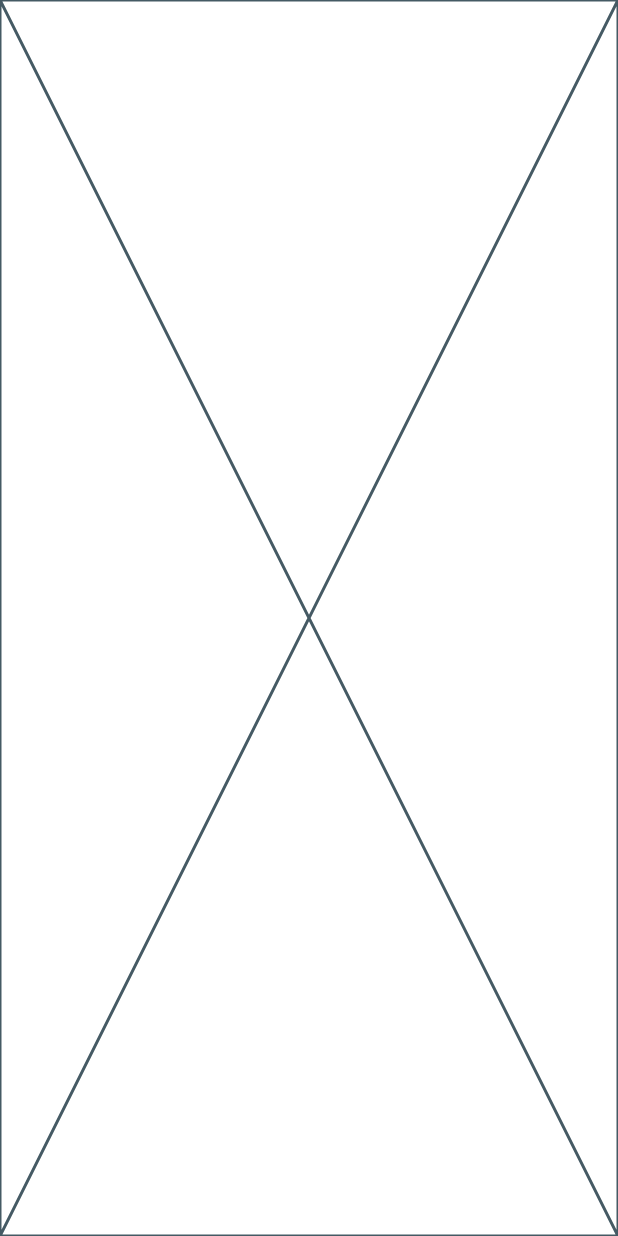
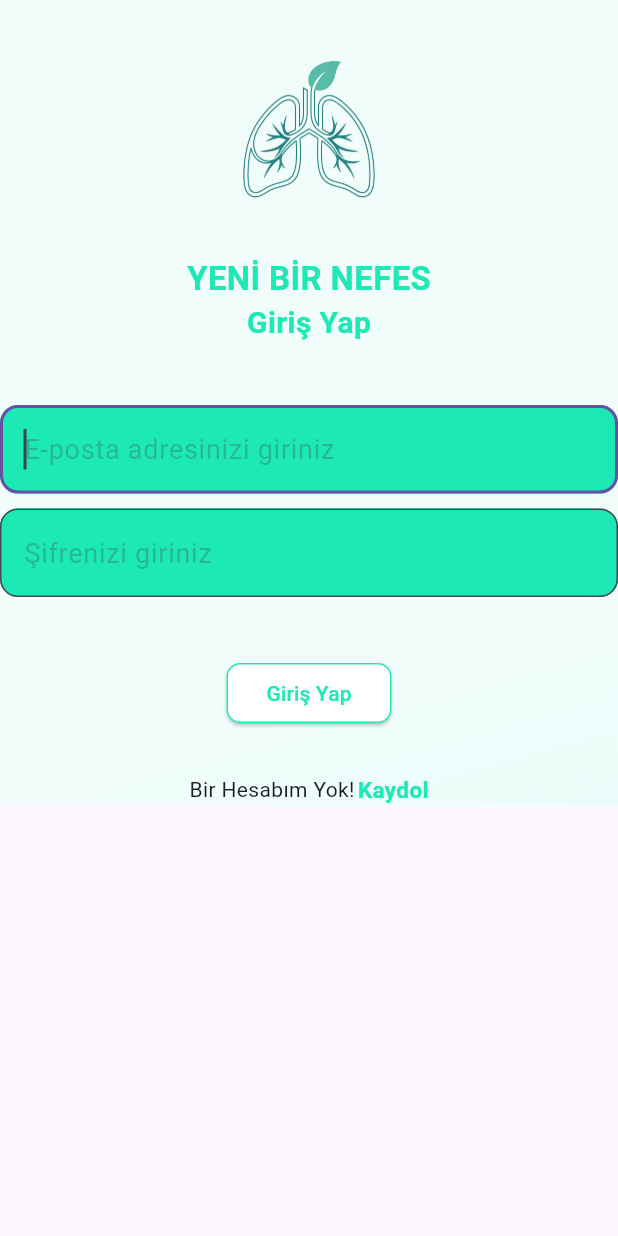
Before and after one commit to VedatKARAHAN/yeni_bir_nefes, a Flutter app: the screen it shows after launch, after a tap on "Giriş Yap", on a phone screen of 412 x 824 dp. Run offline on Flutter 3.47's test engine with Material 3 defaults, Android fonts, the phone set to English and light mode, and no system bars; our stand-ins replace firebase_auth, firebase_core; accounts and stored records are empty; generated files the repository leaves out were written again.

Commit message:
A branch was created to prevent possible conflicts, a login page UI was created, and a controller class was created to retrieve information via Firebase.

```diff
--- a/lib/screens/login_page.dart
+++ b/lib/screens/login_page.dart
@@ -1,10 +1,161 @@
 import 'package:flutter/material.dart';
+import 'package:yenibirnefes/models/theme/app_colors.dart';
 
-class LoginPage extends StatelessWidget {
+class LoginPage extends StatefulWidget {
   const LoginPage({super.key});
 
   @override
+  State<LoginPage> createState() => _LoginPageState();
+}
+
+class _LoginPageState extends State<LoginPage> {
+  //Bunlar TextField atlındakı controllerlara atanıyor !
+  final TextEditingController emailController = TextEditingController();
+  final TextEditingController passwordController = TextEditingController();
+
+  String?
+  errorMessage; //TextFieldlerin altında 3. child olacak hatayı yazdırmaya yarayacak!
+  //Kullanımı errorMessage != null ? Text(ErrorMessage!) : SizedBox.shrink() :
+  @override
   Widget build(BuildContext context) {
-    return const Placeholder();
+    return Scaffold(
+      body: SingleChildScrollView(
+        child: Container(
+          decoration: const BoxDecoration(
+            gradient: LinearGradient(
+              begin: Alignment(4, 15),
+              end: Alignment.bottomLeft,
+
+              colors: [AppColors.primary, AppColors.background],
+            ),
+          ),
+          child: Center(
+            child: Column(
+              mainAxisAlignment: MainAxisAlignment.center,
+              children: [
+                Image.asset('assets/image/clean_logo.png', height: 170),
+                //SizedBox(height: 5),
+                Column(
+                  children: [
+                    Text(
+                      'YENİ BİR NEFES',
+                      style: TextStyle(
+                        fontSize: 22,
+                        fontWeight: FontWeight.bold,
+                        color: AppColors.primary,
+                      ),
+                    ),
+                    Text(
+                      'Giriş Yap',
+                      style: TextStyle(
+                        color: AppColors.primary,
+                        fontWeight: FontWeight.bold,
+                        fontSize: 20,
+                      ),
+                    ),
+                    SizedBox(height: 40),
+                    BuildEmailTextField(),
+                    SizedBox(height: 10),
+                    BuildPasswordTextField(),
+                  ],
+                ),
+                SizedBox(height: 40),
+                Row(
+                  mainAxisAlignment: MainAxisAlignment.center,
+                  children: [buildLoginButton(context)],
+                ),
+                SizedBox(height: 30),
+                Row(
+                  mainAxisAlignment: MainAxisAlignment.center,
+                  children: [
+                    Text('Bir Hesabım Yok!'),
+                    SizedBox(width: 2),
+                    Text(
+                      'Kaydol',
+                      style: TextStyle(
+                        fontSize: 15,
+                        fontWeight: FontWeight.bold,
+                        color: AppColors.primary,
+                      ),
+                    ),
+                  ],
+                ),
+              ],
+            ),
+          ),
+        ),
+      ),
+    );
+  }
+
+  TextField BuildPasswordTextField() {
+    //Boyut İçin Container içine alacagım ama anlamadıgım bir hata verıyor projenın test aşamasından once bırdaha bak
+    return TextField(
+      obscureText: true,
+      textAlign: TextAlign.left,
+      style: TextStyle(fontSize: 18, color: AppColors.textDark),
+      controller: passwordController,
+      keyboardType: TextInputType.visiblePassword, //klavyeyide degistirıyor!
+      cursorColor: AppColors.textDark,
+      maxLength: 60,
+      decoration: InputDecoration(
+        filled: true,
+        fillColor: AppColors.primary,
+        border: OutlineInputBorder(
+          borderRadius: BorderRadius.circular(12.0),
+          borderSide: BorderSide(color: AppColors.textDark, width: 1.0),
+        ),
+
+        hintText: 'Şifrenizi giriniz',
+        hintStyle: TextStyle(color: AppColors.textDark.withOpacity(0.3)),
+        counterText: '',
+      ),
+    );
+  }
+
+  TextField BuildEmailTextField() {
+    //Boyut İçin Container içine alacagım ama anlamadıgım bir hata verıyor projenın test aşamasından once bırdaha bak
+    return TextField(
+      textAlign: TextAlign.left,
+      style: TextStyle(fontSize: 18, color: AppColors.textDark),
+      controller: emailController,
+      autofocus: true,
+      keyboardType: TextInputType.emailAddress, //klavyeyide degistirıyor!
+      cursorColor: AppColors.textDark,
+      maxLength: 60,
+      decoration: InputDecoration(
+        filled: true,
+        fillColor: AppColors.primary,
+        border: OutlineInputBorder(
+          borderRadius: BorderRadius.circular(12.0),
+          borderSide: BorderSide(color: AppColors.textDark, width: 1.0),
+        ),
+
+        hintText: 'E-posta adresinizi giriniz',
+        hintStyle: TextStyle(color: AppColors.textDark.withOpacity(0.3)),
+        counterText: '',
+      ),
+    );
   }
 }
+
+ElevatedButton buildLoginButton(context) {
+  return ElevatedButton(
+    child: const Text('Giriş Yap'),
+    style: ElevatedButton.styleFrom(
+      backgroundColor: AppColors.textLight,
+      foregroundColor: AppColors.primary,
+      fixedSize: const Size(110.0, 40.0),
+      shape: RoundedRectangleBorder(
+        borderRadius: BorderRadius.circular(9.0),
+        side: const BorderSide(color: AppColors.primary, width: 1.0),
+      ),
+    ),
+    onPressed: () {
+      Navigator.push(
+        context,
+        MaterialPageRoute(builder: (context) => LoginPage()),
+      );
+    },
+  );
+}
--- a/lib/screens/splash_page.dart
+++ b/lib/screens/splash_page.dart
@@ -45,7 +45,7 @@ class SplashPage extends StatelessWidget {
                 children: [
                   buildLoginButton(context),
                   SizedBox(width: 40),
-                  buildSignUpButton(),
+                  buildRegisterButton(),
                 ],
               ),
             ],
@@ -80,7 +80,7 @@ class SplashPage extends StatelessWidget {
 
   // Butonları Widget olarak oluşturmamın sebebi  Biz bunları diger sayfalarda kullanacagız ama
   // diger sayfadakılerın actıonları farklı olacak ihtiyacın olursa kopyala ama action degistir!
-  ElevatedButton buildSignUpButton() {
+  ElevatedButton buildRegisterButton() {
     return ElevatedButton(
       child: const Text('Kaydol'),
       style: ElevatedButton.styleFrom(
--- /dev/null
+++ b/lib/service/auth.dart
@@ -0,0 +1,34 @@
+import 'package:firebase_auth/firebase_auth.dart';
+
+class Auth {
+  final FirebaseAuth _firebaseAuth = FirebaseAuth.instance;
+
+  User? get currentUser => _firebaseAuth.currentUser;
+
+  Stream<User?> get authStateChages =>_firebaseAuth.authStateChanges();//Userin durumu hakında bilgi almak ıcın mesela cıkıs yaptı dıyelım onun haberını alabılıyoruz!
+
+  //Register
+  Future<void> createUser({
+    required String email,
+    required String password,
+  }) async {
+    await _firebaseAuth.createUserWithEmailAndPassword(
+      email: email,
+      password: password,
+    );
+  }
+
+  //Login
+  Future<void> signIn({required String email, required String password}) async {
+    await _firebaseAuth.signInWithEmailAndPassword(
+      email: email,
+      password: password,
+    );
+  }
+
+
+   //Sign out
+  Future<void> signOut()async{
+    await _firebaseAuth.signOut();
+  }
+}
```
